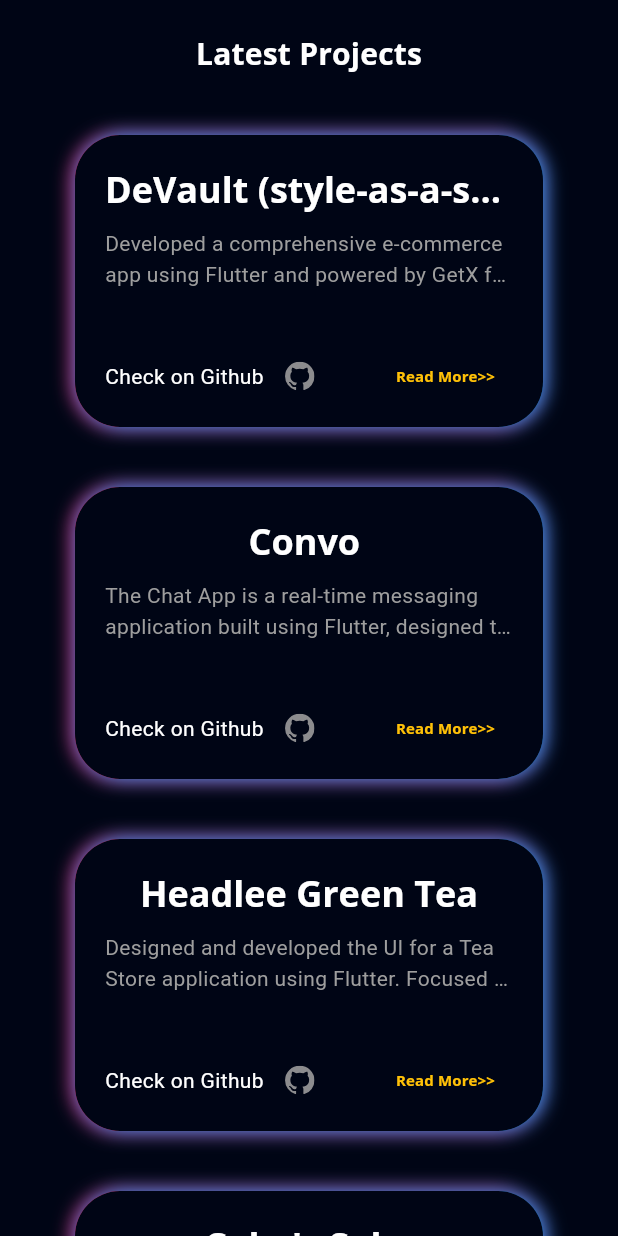
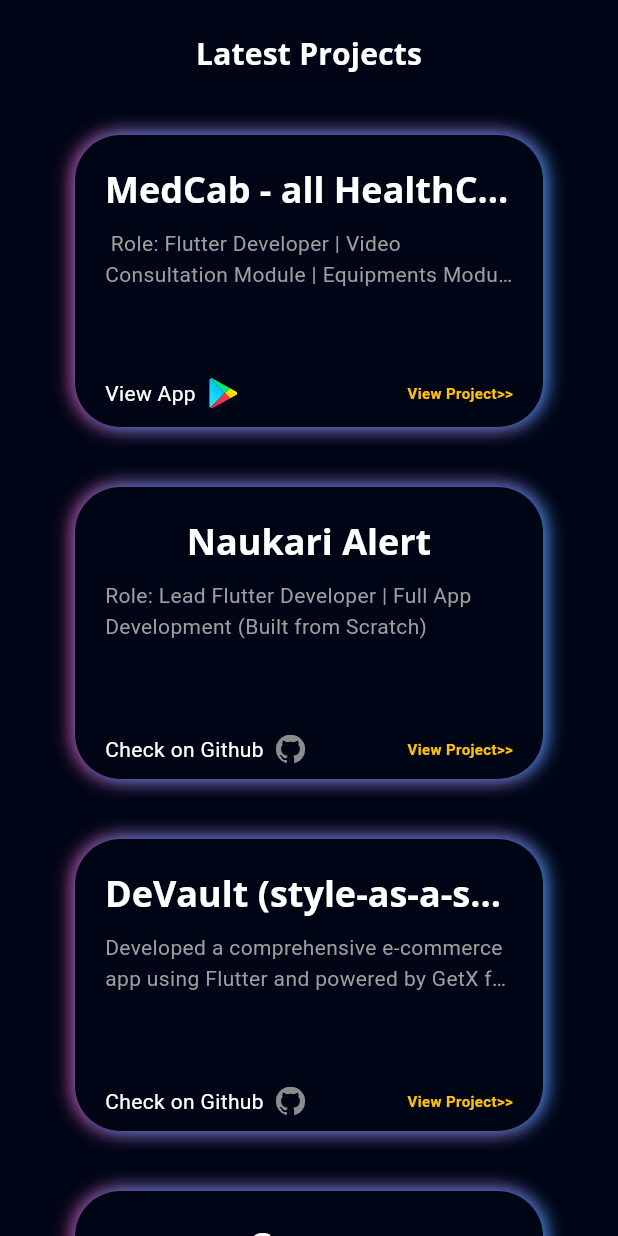
Before and after one commit to Dilshad-mohammad/Portfolio, a Flutter app: the ProjectsView screen opened directly, on a phone screen of 412 x 824 dp. Run offline on Flutter 3.47's test engine with Material 3 defaults, Android fonts, the phone set to English and light mode, and no system bars; our stand-ins replace flutter_svg, font_awesome_flutter, get, google_fonts, photo_view.

Commit message:
medcab and naukari alert added projects added

```diff
--- a/lib/model/certificate_model.dart
+++ b/lib/model/certificate_model.dart
@@ -44,8 +44,7 @@ List<CertificateModel> certificateList = [
       credential: 'https://www.linkedin.com/posts/dilshad-alam3748_introduction-to-flutter-activity-7176940805364862977-NLQ2?utm_source=share&utm_medium=member_desktop'),
   CertificateModel(
         name: 'Research Paper',
-        organization: '''International Journal of Scientific
-                          Research and Management (IJSRM)''',
+        organization: 'International Journal of Scientific Research and Management (IJSRM)',
         date: 'MAY 2025',
         skills: 'Writing, Research, analysis',
         credential: 'https://www.doi.org/10.55041/IJSREM47448'),
--- a/lib/model/project_model.dart
+++ b/lib/model/project_model.dart
@@ -3,33 +3,60 @@ class Project {
   final String description;
   final String image;
   final String link;
+  final bool isLive;
 
-  Project(this.name, this.description, this.image, this.link);
+  Project(this.name, this.description, this.image, this.link, this.isLive);
 }
 
 List<Project> projectList = [
+  Project(
+      'MedCab - all HealthCare Services',
+      ''' Role: Flutter Developer | Video Consultation Module | Equipments Module
+          MedCab is India's comprehensive healthcare platform offering ambulance booking, pathology tests, medicine delivery, medical equipment rentals, and online doctor consultations across 1000+ cities.
+          My Contribution:
+          I developed the video consultation feature for MedCab during my time at Innovative Modern Engineers.
+          This module enables patients to connect with skilled doctors through secure, real-time video calls, making quality healthcare accessible from home.
+          The feature includes doctor discovery, appointment booking, and seamless integration with MedCab's broader healthcare ecosystem.
+          Built with Flutter and real-time video SDK integration, this solution has become a vital component in providing 24/7 accessible healthcare services to millions of users across India.''',
+      'assets/images/medcab.png',
+      'https://play.google.com/store/apps/details?id=com.medcab.consumer',
+    true
+  ),
+  Project(
+      'Naukari Alert',
+      '''Role: Lead Flutter Developer | Full App Development (Built from Scratch)
+        Naukari Alert is a dedicated career and job-alert mobile application designed to help users discover the latest job opportunities, receive personalized notifications, and streamline their job search process across various sectors in India.
+        My Contribution:
+        I independently led the complete development of Naukari Alert from concept to launch during my tenure at Innovative Modern Engineers.
+        This solo-built product features modular architecture, user authentication, job listing & filtering, real-time alerts via push notifications, and seamless REST API integrations for fetching fresh job data.
+        Built entirely with Flutter and GetX for efficient state management, GetStorage for local persistence, centralized routing, and modern Material3 UI with responsive design — it empowers job seekers with timely, relevant career opportunities right on their mobile devices.''',
+      'assets/images/naukari.png',
+      '', false),
   Project(
     'DeVault (style-as-a-service)',
     'Developed a comprehensive e-commerce app using Flutter and powered by GetX for efficient state management, featuring user authentication, product listings, and payment integration. Managed state using controllers. Designed a user-friendly interface and ensured smooth navigation.',
     'assets/images/dev.jpg',
     'https://github.com/Dilshad-mohammad/DeVault',
+    false
   ),
   Project(
     'Convo ',
     'The Chat App is a real-time messaging application built using Flutter, designed to provide a seamless communication experience. It supports instant messaging, user authentication, real-time chat updates, and images using REST-APIs ensuring smooth and efficient conversations. ',
     'assets/images/dev.jpg',
     'https://convo-pied.vercel.app/',
+    true
   ),
   Project(
       'Headlee Green Tea',
       'Designed and developed the UI for a Tea Store application using Flutter. Focused on enhancing user experience through intuitive navigation and seamless interactions.',
       'assets/images/hgt.jpg',
-      'https://github.com/Dilshad-mohammad/Headlee-Green-Tea'),
+      'https://github.com/Dilshad-mohammad/Headlee-Green-Tea',
+  true),
   Project(
       'Cake\'s Sake',
       'Designed and developed the UI for a Cake Bakery application using Flutter. Focused on enhancing user experience through intuitive navigation and seamless interactions.',
       'assets/images/cake.jpg',
-      'https://github.com/Dilshad-mohammad/Cakes_Sake'),
+      'https://github.com/Dilshad-mohammad/Cakes_Sake', true),
   Project(
       'Booming Bulls',
       ''' Developed a web application for stock market prediction, leveraging machine learning algorithms to analyze historical data and forecast trends.
@@ -37,16 +64,5 @@ List<Project> projectList = [
           Integrated real-time data feeds, ensuring up-to-date market information for users.
           Implemented a user-friendly interface using Streamlit (Python).''',
       '',
-      'https://github.com/Dilshad-mohammad/BOOMING-BULLS'),
-  Project(
-      'MedCab - all HealthCare Services',
-      ''' Role: Flutter Developer | Video Consultation Module
-          MedCab is India's comprehensive healthcare platform offering ambulance booking, pathology tests, medicine delivery, medical equipment rentals, and online doctor consultations across 1000+ cities.
-          My Contribution:
-          I developed the video consultation feature for MedCab during my time at Innovative Modern Engineers.
-          This module enables patients to connect with skilled doctors through secure, real-time video calls, making quality healthcare accessible from home.
-          The feature includes doctor discovery, appointment booking, and seamless integration with MedCab's broader healthcare ecosystem.
-          Built with Flutter and real-time video SDK integration, this solution has become a vital component in providing 24/7 accessible healthcare services to millions of users across India.''',
-      '',
-      'https://play.google.com/store/apps/details?id=com.medcab.consumer'),
+      'https://github.com/Dilshad-mohammad/BOOMING-BULLS', true),
 ];
--- a/lib/view/certifications/components/certificates_details.dart
+++ b/lib/view/certifications/components/certificates_details.dart
@@ -29,6 +29,7 @@ class CertificateStack extends StatelessWidget {
           duration: const Duration(milliseconds: 500),
           child: SingleChildScrollView(
             child: Column(
+              mainAxisSize: MainAxisSize.max,
               crossAxisAlignment: CrossAxisAlignment.start,
               children: [
                 Text(
@@ -46,7 +47,7 @@ class CertificateStack extends StatelessWidget {
                 Row(
                   mainAxisAlignment: MainAxisAlignment.spaceBetween,
                   children: [
-                    Text(certificateList[index].organization,style: const TextStyle(color: Colors.amber),),
+                    Expanded(child: Text(certificateList[index].organization,style: const TextStyle(color: Colors.amber),)),
                     Text(certificateList[index].date,style: const TextStyle(color: Colors.grey,fontSize: 12),),
                   ],
                 ),
--- a/lib/view/projects/components/project_deatail.dart
+++ b/lib/view/projects/components/project_deatail.dart
@@ -28,7 +28,7 @@ class ProjectDetail extends StatelessWidget {
         Responsive.isMobile(context) ?  const SizedBox(height: defaultPadding/2,) : const SizedBox(height: defaultPadding,),
         Text(projectList[index].description,style: const TextStyle(color: Colors.grey,height: 1.5),maxLines: size.width>700 && size.width< 750 ? 3:  size.width<470  ? 2  : size.width>600 && size.width<700 ?     6:  size.width>900 && size.width <1060 ? 6: 4 ,overflow: TextOverflow.ellipsis,),
         const Spacer(),
-        ProjectLinks(index: index,),
+        ProjectLinks(index: index, isLive: projectList[index].isLive,),
         const SizedBox(height: defaultPadding/2,),
       ],
     );
--- a/lib/view/projects/components/project_link.dart
+++ b/lib/view/projects/components/project_link.dart
@@ -6,22 +6,29 @@ import '../../../model/project_model.dart';
 
 class ProjectLinks extends StatelessWidget {
   final int index;
-  const ProjectLinks({super.key, required this.index});
+  final bool? isLive;
+  const ProjectLinks({super.key, required this.index, this.isLive});
   @override
   Widget build(BuildContext context) {
     return Row(
       children: [
-        Row(
-          children: [
-            const Text('Check on Github',style: TextStyle(color: Colors.white),overflow: TextOverflow.ellipsis),
-            IconButton(onPressed: () {launchUrl(Uri.parse(projectList[index].link));}, icon: SvgPicture.asset('assets/icons/github.svg')),
-          ],
+        InkWell(
+          onTap: (){launchUrl(Uri.parse(projectList[index].link));},
+          child: Row(
+            children: [
+              isLive==true ? const Text('View App',style: TextStyle(color: Colors.white),overflow: TextOverflow.ellipsis) :
+           const Text('Check on Github',style: TextStyle(color: Colors.white),overflow: TextOverflow.ellipsis),
+             isLive==true ? SizedBox(
+                 height: 25,
+                 child: SvgPicture.asset('assets/icons/gplay.svg')) : Padding(
+               padding: const EdgeInsets.only(left: 8.0),
+               child: SvgPicture.asset('assets/icons/github.svg'),
+             ),
+            ],
+          ),
         ),
         const Spacer(),
-        TextButton(
-            onPressed: () {
-              launchUrl(Uri.parse(projectList[index].link));
-            }, child: const Text('Read More>>',overflow: TextOverflow.ellipsis,style: TextStyle(color: Colors.amber,fontWeight: FontWeight.bold,fontSize: 10),))
+        const Text('View Project>>',overflow: TextOverflow.ellipsis,style: TextStyle(color: Colors.amber,fontWeight: FontWeight.bold,fontSize: 10),)
       ],
     );
   }
```
Also changed, not shown: assets/icons/gplay.svg (added), assets/images/naukari.png (added), pubspec.lock, 1 other file.
